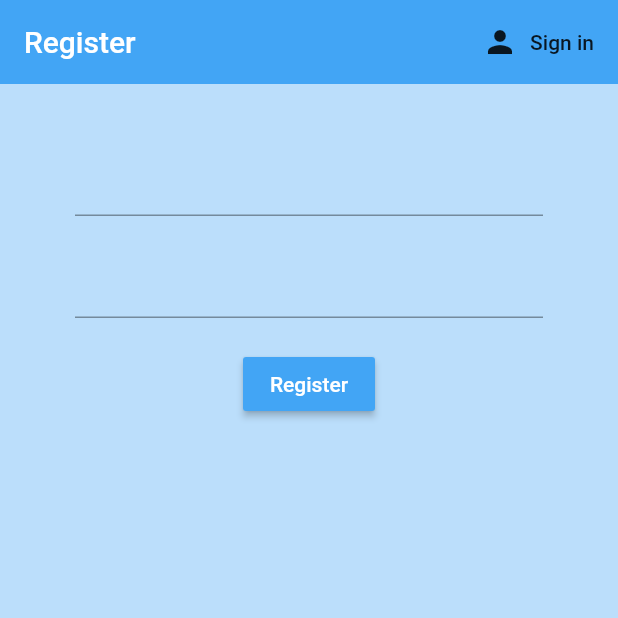
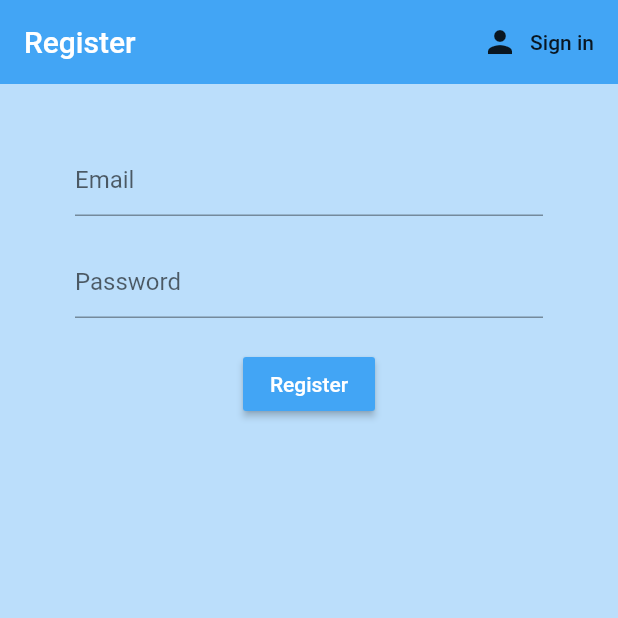
Before and after one commit to maiduydung/bill_calc, a Flutter app: the screen it shows after launch, after a tap on "Sign in", after a tap on "Register", on a phone screen of 412 x 824 dp, the top half of it. Run offline on Flutter 3.47's test engine with Material 2 defaults, Android fonts, the phone set to English and light mode, and no system bars; our stand-ins replace firebase_auth; accounts and stored records are empty.

Commit message:
added text input decoration constant

```diff
--- a/test_app/lib/screens/authenticate/register.dart
+++ b/test_app/lib/screens/authenticate/register.dart
@@ -1,5 +1,6 @@
 import 'package:flutter/material.dart';
 import 'package:test_app/services/auth.dart';
+import 'package:test_app/shared/constants.dart';
 
 class Register extends StatefulWidget {
   final Function toggleView;
@@ -43,6 +44,7 @@ class _RegisterState extends State<Register> {
               children: <Widget>[
                 SizedBox(height: 20.0),
                 TextFormField(
+                  decoration: textInputDecoration.copyWith(hintText: 'Email'),
                   validator: (val) => val.isEmpty ? 'Please enter email' : null,
                   onChanged: (val) {
                     setState(() => email = val);
@@ -50,6 +52,8 @@ class _RegisterState extends State<Register> {
                 ),
                 SizedBox(height: 20.0),
                 TextFormField(
+                  decoration:
+                      textInputDecoration.copyWith(hintText: 'Password'),
                   obscureText: true,
                   validator: (val) => val.length < 6
                       ? 'Password should be at least 6 characters'
--- a/test_app/lib/screens/authenticate/sign_in.dart
+++ b/test_app/lib/screens/authenticate/sign_in.dart
@@ -1,5 +1,6 @@
 import 'package:flutter/material.dart';
 import 'package:test_app/services/auth.dart';
+import 'package:test_app/shared/constants.dart';
 
 class SignIn extends StatefulWidget {
   final Function toggleView;
@@ -43,6 +44,7 @@ class _SignInState extends State<SignIn> {
               children: <Widget>[
                 SizedBox(height: 20.0),
                 TextFormField(
+                  decoration: textInputDecoration.copyWith(hintText: 'Email'),
                   validator: (val) => val.isEmpty ? 'Please enter email' : null,
                   onChanged: (val) {
                     setState(() => email = val);
@@ -50,6 +52,8 @@ class _SignInState extends State<SignIn> {
                 ),
                 SizedBox(height: 20.0),
                 TextFormField(
+                  decoration:
+                      textInputDecoration.copyWith(hintText: 'Password'),
                   obscureText: true,
                   validator: (val) => val.length < 6
                       ? 'Password should be at least 6 characters'
--- /dev/null
+++ b/test_app/lib/shared/constants.dart
@@ -0,0 +1,6 @@
+import 'package:flutter/material.dart';
+
+const textInputDecoration = InputDecoration(
+    // hintText: 'Email',
+
+    );
```
